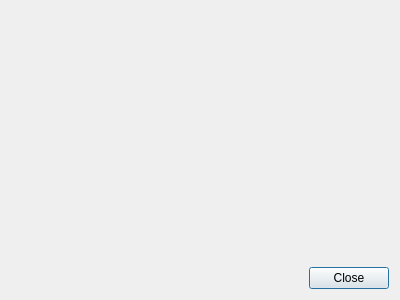
This is ui/figwindow.ui in wenwei-dev/motor-calibration as Qt 5 draws it before an edit. The edited form follows.
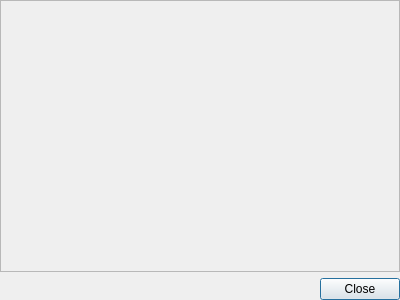
This is the edited form.

Patch:
```diff
--- a/ui/figwindow.ui
+++ b/ui/figwindow.ui
@@ -13,12 +13,46 @@
   <property name="windowTitle">
    <string>Dialog</string>
   </property>
-  <layout class="QVBoxLayout" name="verticalLayout">
+  <layout class="QVBoxLayout" name="verticalLayout_2">
+   <property name="spacing">
+    <number>6</number>
+   </property>
+   <property name="margin">
+    <number>0</number>
+   </property>
    <item>
-    <widget class="QLabel" name="figLabel">
-     <property name="text">
-      <string/>
+    <widget class="QScrollArea" name="scrollArea">
+     <property name="widgetResizable">
+      <bool>true</bool>
      </property>
+     <widget class="QWidget" name="scrollAreaWidgetContents">
+      <property name="geometry">
+       <rect>
+        <x>0</x>
+        <y>0</y>
+        <width>398</width>
+        <height>265</height>
+       </rect>
+      </property>
+      <layout class="QVBoxLayout" name="verticalLayout">
+       <property name="spacing">
+        <number>0</number>
+       </property>
+       <property name="margin">
+        <number>0</number>
+       </property>
+       <item>
+        <widget class="QLabel" name="figLabel">
+         <property name="text">
+          <string/>
+         </property>
+         <property name="alignment">
+          <set>Qt::AlignCenter</set>
+         </property>
+        </widget>
+       </item>
+      </layout>
+     </widget>
     </widget>
    </item>
    <item>
```
